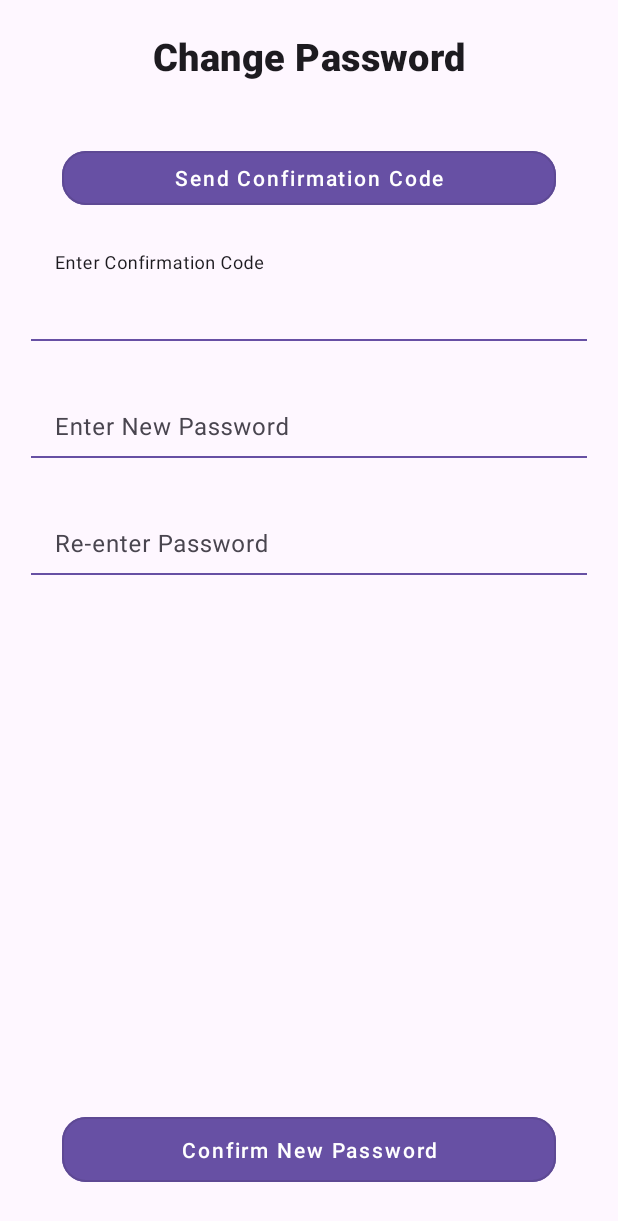
After one commit to DevlinHamill/CS481, an Android app: the ChangePassword screen opened directly, with no data from a screen before it, on a phone screen of 412 x 824 dp. The commit adds this screen. Shown: the top 1221 px of the screen. Run offline under Robolectric (Android 15) with nearby library versions, the phone set to English and light mode, and no system bars.

Commit message:
create profile, password, and recovery info pages

```diff
--- a/CatMap/app/build.gradle.kts
+++ b/CatMap/app/build.gradle.kts
@@ -41,6 +41,10 @@ dependencies {
 
     implementation(libs.play.services.maps)
     implementation(libs.preference)
+    implementation("androidx.appcompat:appcompat:1.6.1")
+    implementation("com.google.android.material:material:1.10.0")
+    implementation("androidx.activity:activity:1.8.0")
+    implementation("androidx.constraintlayout:constraintlayout:2.1.4")
     //desugaring to use Java.time module
     coreLibraryDesugaring(libs.desugar.jdk.libs)
 
--- /dev/null
+++ b/CatMap/app/src/main/java/edu/cwu/catmap/ChangePassword.java
@@ -0,0 +1,24 @@
+package edu.cwu.catmap;
+
+import android.os.Bundle;
+
+import androidx.activity.EdgeToEdge;
+import androidx.appcompat.app.AppCompatActivity;
+import androidx.core.graphics.Insets;
+import androidx.core.view.ViewCompat;
+import androidx.core.view.WindowInsetsCompat;
+
+public class ChangePassword extends AppCompatActivity {
+
+    @Override
+    protected void onCreate(Bundle savedInstanceState) {
+        super.onCreate(savedInstanceState);
+        EdgeToEdge.enable(this);
+        setContentView(R.layout.activity_change_password);
+        ViewCompat.setOnApplyWindowInsetsListener(findViewById(R.id.main), (v, insets) -> {
+            Insets systemBars = insets.getInsets(WindowInsetsCompat.Type.systemBars());
+            v.setPadding(systemBars.left, systemBars.top, systemBars.right, systemBars.bottom);
+            return insets;
+        });
+    }
+}
--- a/CatMap/app/src/main/java/edu/cwu/catmap/MainActivity.java
+++ b/CatMap/app/src/main/java/edu/cwu/catmap/MainActivity.java
@@ -54,7 +54,7 @@ public class MainActivity extends AppCompatActivity implements OnMapReadyCallbac
         );
 
         hub.profileButton.setOnClickListener(v ->
-                startActivity(new Intent(getApplicationContext(), ProfileGUI.class))
+                startActivity(new Intent(getApplicationContext(), Profile.class))
         );
         hub.SchedulerButton.setOnClickListener(v->
                 startActivity(new Intent(getApplicationContext(), SchedualerGUI.class))
--- /dev/null
+++ b/CatMap/app/src/main/res/drawable/circle_background.xml
@@ -0,0 +1,4 @@
+<?xml version="1.0" encoding="utf-8"?>
+<shape xmlns:android="http://schemas.android.com/apk/res/android" android:shape="oval">
+    <solid android:color="#B0B5BE"/>
+</shape>
--- /dev/null
+++ b/CatMap/app/src/main/res/layout/activity_change_password.xml
@@ -0,0 +1,170 @@
+<?xml version="1.0" encoding="utf-8"?>
+<androidx.constraintlayout.widget.ConstraintLayout
+    xmlns:android="http://schemas.android.com/apk/res/android"
+    xmlns:app="http://schemas.android.com/apk/res-auto"
+    xmlns:tools="http://schemas.android.com/tools"
+    android:id="@+id/main"
+    android:layout_width="match_parent"
+    android:layout_height="match_parent"
+    android:padding="24dp"
+    tools:context=".ChangePassword">
+
+    <!-- Title Text -->
+    <TextView
+        android:id="@+id/changePasswordTitle"
+        android:layout_width="match_parent"
+        android:layout_height="wrap_content"
+        android:layout_marginTop="20dp"
+        android:gravity="center"
+        android:text="Change Password"
+        android:textSize="25sp"
+        android:textStyle="bold"
+        android:textAppearance="?attr/textAppearanceHeadline6"
+        android:textColor="?attr/colorOnBackground"
+        app:layout_constraintTop_toTopOf="parent"
+        app:layout_constraintStart_toStartOf="parent"
+        app:layout_constraintEnd_toEndOf="parent" />
+
+    <!-- Send Confirmation Code Button -->
+    <com.google.android.material.button.MaterialButton
+        android:id="@+id/sendConfirmationCodeButton"
+        style="@style/Widget.MaterialComponents.Button.OutlinedButton"
+        android:layout_width="0dp"
+        android:layout_height="48dp"
+        android:layout_marginTop="40dp"
+        android:text="Send Confirmation Code"
+        android:textAllCaps="false"
+        android:textColor="?attr/colorOnPrimary"
+        android:backgroundTint="?attr/colorPrimary"
+        app:cornerRadius="16dp"
+        android:textAppearance="?attr/textAppearanceButton"
+        app:layout_constraintTop_toBottomOf="@id/changePasswordTitle"
+        app:layout_constraintStart_toStartOf="parent"
+        app:layout_constraintEnd_toEndOf="parent"
+        app:layout_constraintWidth_percent="0.8"/>
+
+    <!-- Confirmation Code Input Field -->
+    <com.google.android.material.textfield.TextInputLayout
+        android:id="@+id/confirmationCodeInputLayout"
+        android:layout_width="0dp"
+        android:layout_height="wrap_content"
+        android:layout_marginTop="25dp"
+        android:hint="Enter Confirmation Code"
+        app:hintTextColor="?attr/colorOnBackground"
+        app:boxBackgroundMode="none"
+        app:layout_constraintTop_toBottomOf="@id/sendConfirmationCodeButton"
+        app:layout_constraintStart_toStartOf="parent"
+        app:layout_constraintEnd_toEndOf="parent"
+        app:layout_constraintWidth_percent="0.9">
+
+        <com.google.android.material.textfield.TextInputEditText
+            android:id="@+id/confirmationCodeInput"
+            android:layout_width="match_parent"
+            android:layout_height="wrap_content"
+            android:background="@null"
+            android:inputType="number"
+            android:paddingBottom="8dp"
+            android:textAlignment="center"
+            android:textColor="?attr/colorOnBackground"
+            android:textSize="16sp" />
+    </com.google.android.material.textfield.TextInputLayout>
+
+    <!-- Underline Below Confirmation Code Input -->
+    <View
+        android:layout_width="0dp"
+        android:layout_height="1dp"
+        android:background="?attr/colorPrimary"
+        app:layout_constraintTop_toBottomOf="@id/confirmationCodeInputLayout"
+        app:layout_constraintStart_toStartOf="parent"
+        app:layout_constraintEnd_toEndOf="parent"
+        app:layout_constraintWidth_percent="0.9" />
+
+    <!-- New Password Input Field -->
+    <com.google.android.material.textfield.TextInputLayout
+        android:id="@+id/newPasswordInputLayout"
+        android:layout_width="0dp"
+        android:layout_height="wrap_content"
+        android:layout_marginTop="20dp"
+        android:hint="Enter New Password"
+        app:hintTextColor="?attr/colorOnBackground"
+        app:boxBackgroundMode="none"
+        app:layout_constraintTop_toBottomOf="@id/confirmationCodeInputLayout"
+        app:layout_constraintStart_toStartOf="parent"
+        app:layout_constraintEnd_toEndOf="parent"
+        app:layout_constraintWidth_percent="0.9">
+
+        <com.google.android.material.textfield.TextInputEditText
+            android:id="@+id/newPasswordInput"
+            android:layout_width="match_parent"
+            android:layout_height="wrap_content"
+            android:background="@null"
+            android:inputType="textPassword"
+            android:paddingBottom="8dp"
+            android:textColor="?attr/colorOnBackground"
+            android:textSize="16sp"/>
+    </com.google.android.material.textfield.TextInputLayout>
+
+    <!-- Underline Below New Password Input -->
+    <View
+        android:layout_width="0dp"
+        android:layout_height="1dp"
+        android:background="?attr/colorPrimary"
+        app:layout_constraintTop_toBottomOf="@id/newPasswordInputLayout"
+        app:layout_constraintStart_toStartOf="parent"
+        app:layout_constraintEnd_toEndOf="parent"
+        app:layout_constraintWidth_percent="0.9" />
+
+    <!-- Re-enter Password Input Field -->
+    <com.google.android.material.textfield.TextInputLayout
+        android:id="@+id/reenterPasswordInputLayout"
+        android:layout_width="0dp"
+        android:layout_height="wrap_content"
+        android:layout_marginTop="20dp"
+        android:hint="Re-enter Password"
+        app:hintTextColor="?attr/colorOnBackground"
+        app:boxBackgroundMode="none"
+        app:layout_constraintTop_toBottomOf="@id/newPasswordInputLayout"
+        app:layout_constraintStart_toStartOf="parent"
+        app:layout_constraintEnd_toEndOf="parent"
+        app:layout_constraintWidth_percent="0.9">
+
+        <com.google.android.material.textfield.TextInputEditText
+            android:id="@+id/reenterPasswordInput"
+            android:layout_width="match_parent"
+            android:layout_height="wrap_content"
+            android:background="@null"
+            android:inputType="textPassword"
+            android:paddingBottom="8dp"
+            android:textColor="?attr/colorOnBackground"
+            android:textSize="16sp"/>
+    </com.google.android.material.textfield.TextInputLayout>
+
+    <!-- Underline Below Re-enter Password Input -->
+    <View
+        android:layout_width="0dp"
+        android:layout_height="1dp"
+        android:background="?attr/colorPrimary"
+        app:layout_constraintTop_toBottomOf="@id/reenterPasswordInputLayout"
+        app:layout_constraintStart_toStartOf="parent"
+        app:layout_constraintEnd_toEndOf="parent"
+        app:layout_constraintWidth_percent="0.9" />
+
+    <!-- Confirm New Password Button (At Bottom) -->
+    <com.google.android.material.button.MaterialButton
+        android:id="@+id/confirmNewPasswordButton"
+        style="@style/Widget.MaterialComponents.Button.OutlinedButton"
+        android:layout_width="0dp"
+        android:layout_height="55dp"
+        android:text="Confirm New Password"
+        android:textAllCaps="false"
+        android:textColor="?attr/colorOnPrimary"
+        android:backgroundTint="?attr/colorPrimary"
+        app:cornerRadius="16dp"
+        android:textAppearance="?attr/textAppearanceButton"
+        app:layout_constraintStart_toStartOf="parent"
+        app:layout_constraintEnd_toEndOf="parent"
+        app:layout_constraintBottom_toBottomOf="parent"
+        android:layout_marginBottom="30dp"
+        app:layout_constraintWidth_percent="0.8"/>
+
+</androidx.constraintlayout.widget.ConstraintLayout>
--- a/CatMap/app/src/main/res/values-night/themes.xml
+++ b/CatMap/app/src/main/res/values-night/themes.xml
@@ -3,5 +3,10 @@
     <style name="Base.Theme.CatMap" parent="Theme.Material3.DayNight.NoActionBar">
         <!-- Customize your dark theme here. -->
         <!-- <item name="colorPrimary">@color/my_dark_primary</item> -->
-    </style>
+        <item name="colorPrimary">#BB86FC</item>
+        <item name="colorOnPrimary">#000000</item>
+        <item name="colorOnBackground">#FFFFFF</item>
+
+</style>
+
 </resources>
--- a/CatMap/app/src/main/res/values/colors.xml
+++ b/CatMap/app/src/main/res/values/colors.xml
@@ -1,5 +1,5 @@
 <?xml version="1.0" encoding="utf-8"?>
 <resources>
-    <color name="black">#FF000000</color>
-    <color name="white">#FFFFFFFF</color>
+    <color name="black">#000000</color>
+    <color name="white">#FFFFFF</color>
 </resources>
--- /dev/null
+++ b/CatMap/app/src/main/res/values/ids.xml
@@ -0,0 +1,4 @@
+<?xml version="1.0" encoding="utf-8"?>
+<resources>
+
+</resources>
--- a/CatMap/app/src/main/res/values/strings.xml
+++ b/CatMap/app/src/main/res/values/strings.xml
@@ -16,4 +16,5 @@
     <string name="attachment_summary_on">Automatically download attachments for incoming emails
     </string>
     <string name="attachment_summary_off">Only download attachments when manually requested</string>
+    <string name="select_new_photo">Select New Photo</string>
 </resources>
--- a/CatMap/app/src/main/res/values/themes.xml
+++ b/CatMap/app/src/main/res/values/themes.xml
@@ -6,4 +6,10 @@
     </style>
 
     <style name="Theme.CatMap" parent="Base.Theme.CatMap" />
+
+
+        <style name="Theme.YourApp" parent="Theme.MaterialComponents.Light">
+            <item name="colorPrimary">#6200EE</item>
+            <item name="colorOnPrimary">#FFFFFF</item>
+        </style>
 </resources>
```
Also changed, not shown: CatMap/app/src/main/AndroidManifest.xml (+12 -0 lines), CatMap/app/src/main/java/edu/cwu/catmap/ChangeUserName.java (added, +24 -0 lines), CatMap/app/src/main/java/edu/cwu/catmap/Profile.java (added, +60 -0 lines), CatMap/app/src/main/java/edu/cwu/catmap/RecoveryInfo.java (added, +24 -0 lines), CatMap/app/src/main/res/drawable/ic_profile_placeholder.xml (added, +13 -0 lines), CatMap/app/src/main/res/layout/activity_change_user_name.xml (added, +83 -0 lines), CatMap/app/src/main/res/layout/activity_profile.xml (added, +112 -0 lines), CatMap/app/src/main/res/layout/activity_recovery_info.xml (added, +155 -0 lines).
